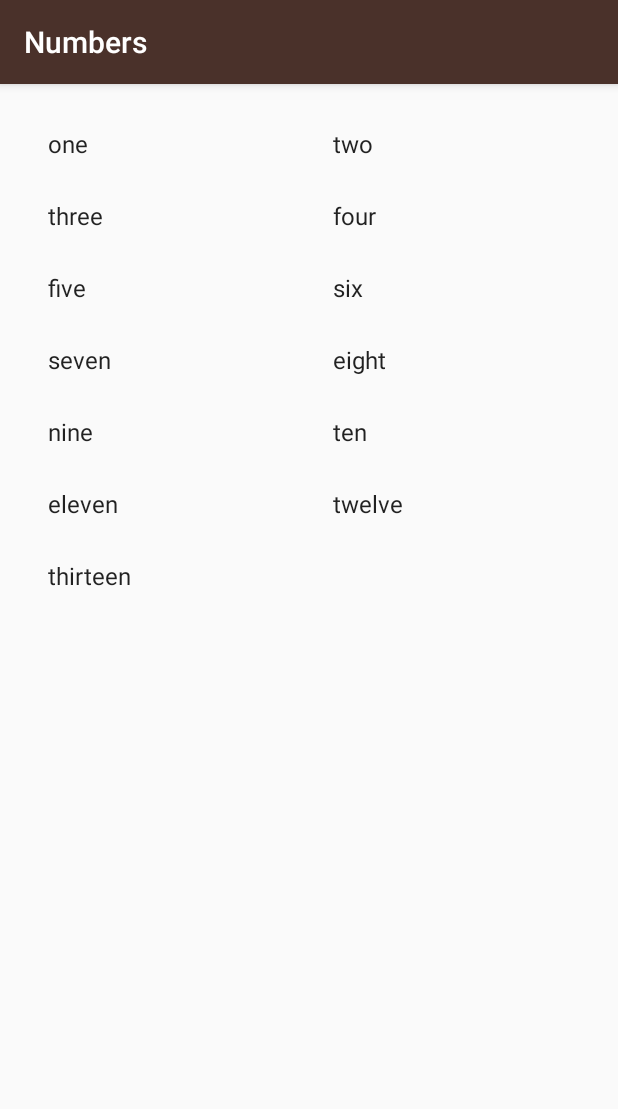
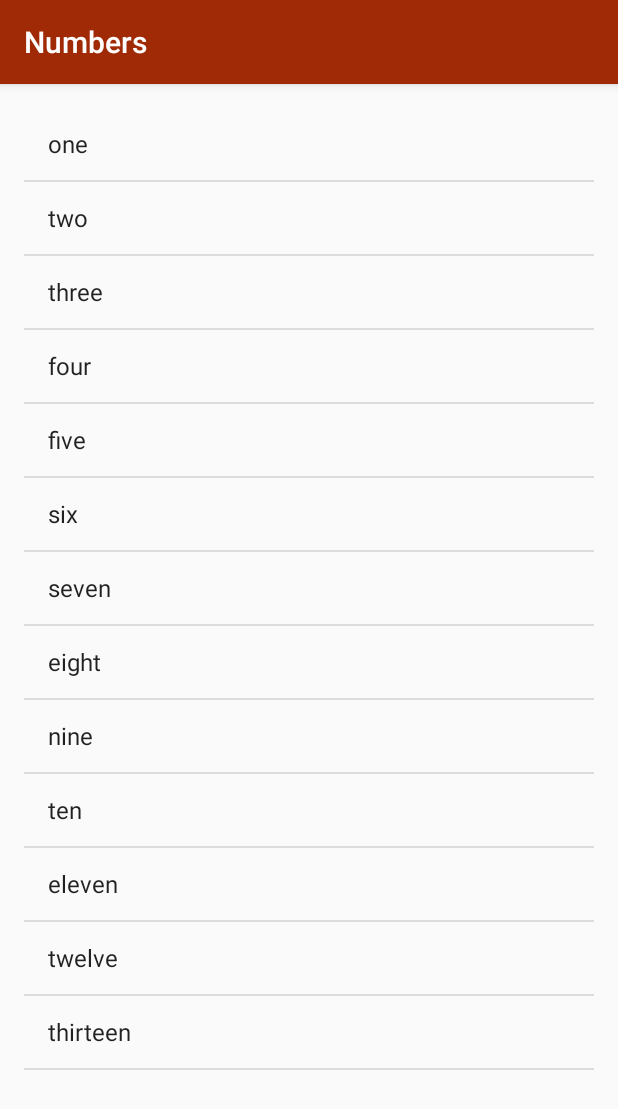
Before and after one commit to anne06/GAB_MultiscreensApp_1_Miwok, an Android app: the screen it shows after launch (NumbersActivity), after a tap on "Numbers", on a phone screen of 412 x 824 dp. Shown: the top 1109 px of the screen. Run offline under Robolectric (Android 15) with nearby library versions, the phone set to English and light mode, and no system bars.

Commit message:
Change the GridView by a ListView

```diff
--- a/app/src/main/java/com/example/android/miwok/MainActivity.java
+++ b/app/src/main/java/com/example/android/miwok/MainActivity.java
@@ -15,7 +15,7 @@ public class MainActivity extends AppCompatActivity {
         setContentView(R.layout.activity_main);
 
         // Start NUMBERS activity
-        TextView numbers = (TextView) findViewById(R.id.numbers);
+        TextView numbers = findViewById(R.id.numbers);
         numbers.setOnClickListener(new View.OnClickListener() {
             @Override
             public void onClick(View v) {
@@ -25,7 +25,7 @@ public class MainActivity extends AppCompatActivity {
         });
 
         // Start FAMILY MEMBERS activity
-        TextView family = (TextView) findViewById(R.id.family);
+        TextView family = findViewById(R.id.family);
         family.setOnClickListener(new View.OnClickListener() {
             @Override
             public void onClick(View v) {
@@ -35,7 +35,7 @@ public class MainActivity extends AppCompatActivity {
         });
 
         // start COLORS activity
-        TextView colors = (TextView) findViewById(R.id.colors);
+        TextView colors = findViewById(R.id.colors);
         colors.setOnClickListener(new View.OnClickListener() {
             @Override
             public void onClick(View v) {
@@ -45,7 +45,7 @@ public class MainActivity extends AppCompatActivity {
         });
 
         // start PHRASES activity
-        TextView phrases = (TextView) findViewById(R.id.phrases);
+        TextView phrases = findViewById(R.id.phrases);
         phrases.setOnClickListener(new View.OnClickListener() {
             @Override
             public void onClick(View v) {
--- a/app/src/main/java/com/example/android/miwok/NumbersActivity.java
+++ b/app/src/main/java/com/example/android/miwok/NumbersActivity.java
@@ -3,13 +3,13 @@ package com.example.android.miwok;
 import android.os.Bundle;
 import android.support.v7.app.AppCompatActivity;
 import android.widget.ArrayAdapter;
-import android.widget.GridView;
+import android.widget.ListView;
 
 import java.util.ArrayList;
 import java.util.List;
 
 public class NumbersActivity extends AppCompatActivity {
-    private final static String LOG_TAG = NumbersActivity.class.getSimpleName();
+    // private final static String LOG_TAG = NumbersActivity.class.getSimpleName();
 
     @Override
     protected void onCreate(Bundle savedInstanceState) {
@@ -43,7 +43,7 @@ public class NumbersActivity extends AppCompatActivity {
         // Find the {@link ListView} object in the view hierarchy of the {@link Activity}.
         // There should be a {@link ListView} with the view ID called list, which is declared in the
         // activity_numbers.xml layout file.
-        GridView listView = (GridView) findViewById(R.id.list);
+        ListView listView = findViewById(R.id.list);
 
         // Make the {@link ListView} use the {@link ArrayAdapter} we created above, so that the
         // {@link ListView} will display list items for each word in the list of words.
--- a/app/src/main/res/layout/activity_numbers.xml
+++ b/app/src/main/res/layout/activity_numbers.xml
@@ -1,5 +1,5 @@
 <?xml version="1.0" encoding="utf-8"?>
-<GridView xmlns:android="http://schemas.android.com/apk/res/android"
+<ListView xmlns:android="http://schemas.android.com/apk/res/android"
     xmlns:tools="http://schemas.android.com/tools"
     android:id="@+id/list"
     android:layout_width="match_parent"
--- a/app/src/main/res/values/colors.xml
+++ b/app/src/main/res/values/colors.xml
@@ -1,7 +1,7 @@
 <?xml version="1.0" encoding="utf-8"?>
 <resources>
-    <!-- Primary color of the app (shown in the app bar) -->
-    <color name="primary_color">#4A312A</color>
+    <!-- Primary color of the app #4A312A (shown in the app bar) -->
+    <color name="primary_color">#A02A06</color>
 
     <!-- Primary dark color of the app (shown in the status bar) -->
     <color name="primary_dark_color">#2F1D1A</color>
```
